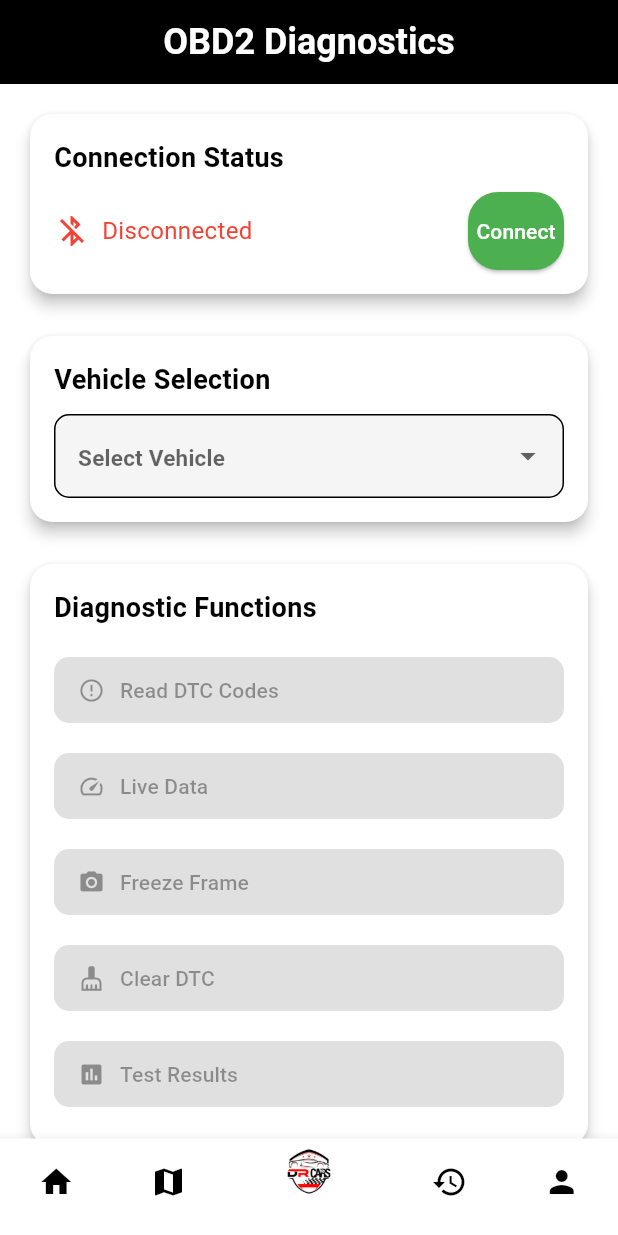
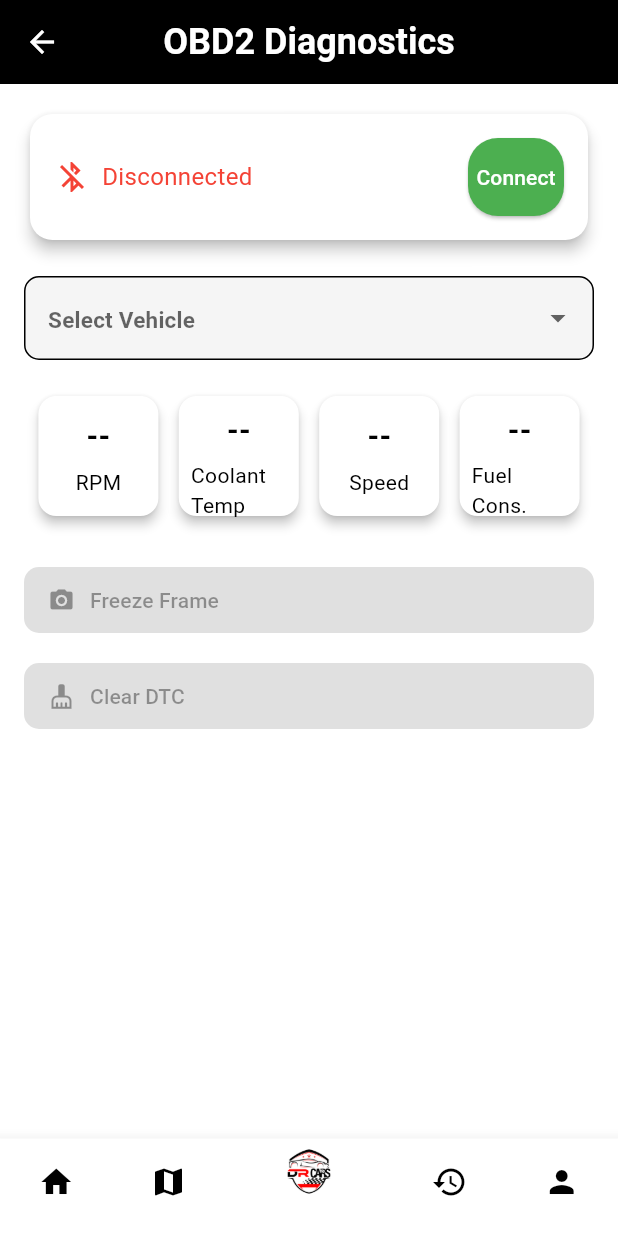
Before and after one commit to IsiraAdithyaWithana/Dr.-Cars, a Flutter app: the OBD2Page screen opened directly, on a phone screen of 412 x 824 dp. Run offline on Flutter 3.47's test engine with Material 3 defaults, Android fonts, the light colour scheme and no system bars; our stand-ins replace cloud_firestore, firebase_auth, firebase_core, flutter_map, google_sign_in, latlong2 and 3 more; missing offline and left inert: flutter_polyline_points, onesignal_flutter; accounts and stored records are empty.

Commit message:
finalized the  OBD-2 connection page.

```diff
--- a/lib/interface/OBD2.dart
+++ b/lib/interface/OBD2.dart
@@ -3,6 +3,9 @@ import 'package:dr_cars/interface/Service%20History.dart';
 import 'package:dr_cars/interface/dashboard.dart';
 import 'package:dr_cars/interface/profile.dart';
 import 'package:dr_cars/interface/mapscreen.dart';
+import 'dart:async';
+import 'package:dr_cars/service/OBD2.dart';
+// Create this file (provided next)
 
 class OBD2Page extends StatefulWidget {
   const OBD2Page({Key? key}) : super(key: key);
@@ -15,61 +18,92 @@ class _OBD2PageState extends State<OBD2Page> {
   int _selectedIndex = 2;
   bool _isConnected = false;
   String? _selectedVehicle;
+  double? _rpm;
+  double? _coolantTemp;
+  double? _speed;
+  double? _fuelConsumption;
+  late Timer _liveDataTimer;
+
   final List<String> _vehicles = [
     'Toyota Camry',
     'Honda Civic',
+    'Suzuki Estilo',
     'BMW X5',
     'Mercedes C-Class',
+    'Ford Mustang',
+    'Chevrolet Malibu',
+    'Hyundai Elantra',
+    'Kia Seltos',
+    'Volkswagen Passat',
+    'Audi A4',
+    'Nissan Altima',
+    'Mazda 3',
+    'Jeep Wrangler',
+    'Subaru Outback',
+    'Tesla Model 3',
   ];
 
-  // Mock method to simulate OBD-II Freeze Frame command (02)
-  Future<Map<String, String>> _getFreezeFrameData() async {
-    // Placeholder for actual OBD-II communication
-    Map<String, String> freezeFrameData = {
-      'RPM': '2500 RPM',
-      'Speed': '60 km/h',
-      'Coolant Temp': '90°C',
-      'Throttle Position': '20%',
-      'Fuel Pressure': '45 PSI',
-    };
-    return freezeFrameData;
+  @override
+  void dispose() {
+    if (_liveDataTimer.isActive) _liveDataTimer.cancel();
+    super.dispose();
   }
 
-  // Mock method to simulate OBD-II Clear DTC command (04)
-  Future<void> _clearDTC() async {
-    // Placeholder for actual OBD-II communication
-    // Send the OBD-II `04` command to clear DTC (Diagnostic Trouble Codes)
-    // In a real implementation, you would send the command here and handle the response
-    await Future.delayed(Duration(seconds: 2)); // Simulate a delay
+  Future<void> _connectToOBD2() async {
+    bool connected = await OBD2.connect();
+    setState(() {
+      _isConnected = connected;
+    });
+
+    if (connected) {
+      _startLiveDataPolling();
+    }
   }
 
-  // Show Freeze Frame data in a dialog
-  void _onFreezeFrameButtonPressed() async {
-    if (!_isConnected) {
-      return;
+  void _disconnectOBD2() {
+    OBD2.disconnect();
+    if (_liveDataTimer.isActive) _liveDataTimer.cancel();
+    setState(() {
+      _isConnected = false;
+      _rpm = null;
+      _coolantTemp = null;
+      _speed = null;
+      _fuelConsumption = null;
+    });
   }
 
-    Map<String, String> freezeFrameData = await _getFreezeFrameData();
+  void _startLiveDataPolling() {
+    _liveDataTimer = Timer.periodic(Duration(seconds: 1), (_) async {
+      setState(() {
+        _rpm = OBD2.getRPM();
+        _coolantTemp = OBD2.getCoolantTemp();
+        _speed = OBD2.getSpeed();
+        _fuelConsumption = OBD2.getFuelConsumption();
+      });
+    });
+  }
+
+  Future<void> _onFreezeFrameButtonPressed() async {
+    if (!_isConnected) return;
+
+    Map<String, String> freezeFrameData = await OBD2.getFreezeFrameData();
 
     showDialog(
       context: context,
       builder: (BuildContext context) {
         return AlertDialog(
           title: Text('Freeze Frame Data'),
-          content: SingleChildScrollView(
-            child: Column(
+          content: Column(
+            mainAxisSize: MainAxisSize.min,
             crossAxisAlignment: CrossAxisAlignment.start,
-              children: freezeFrameData.entries.map((entry) {
-                return Padding(
-                  padding: const EdgeInsets.symmetric(vertical: 4.0),
-                  child: Text('${entry.key}: ${entry.value}'),
-                );
-              }).toList(),
-            ),
+            children:
+                freezeFrameData.entries
+                    .map((e) => Text('${e.key}: ${e.value}'))
+                    .toList(),
           ),
           actions: [
             TextButton(
-              onPressed: () => Navigator.of(context).pop(),
+              onPressed: () => Navigator.pop(context),
               child: Text('Close'),
             ),
           ],
@@ -78,39 +112,30 @@ class _OBD2PageState extends State<OBD2Page> {
     );
   }
 
-  // Show confirmation dialog for clearing DTC
-  void _onClearDTCButtonPressed() async {
-    if (!_isConnected) {
-      return;
-    }
+  Future<void> _onClearDTCButtonPressed() async {
+    if (!_isConnected) return;
 
-    // Ask for user confirmation
-    bool? confirmClear = await showDialog<bool>(
+    bool? confirmed = await showDialog<bool>(
       context: context,
-      builder: (BuildContext context) {
-        return AlertDialog(
+      builder:
+          (_) => AlertDialog(
             title: Text('Clear DTC Codes'),
             content: Text('Do you want to clear all stored error codes?'),
             actions: [
               TextButton(
-              onPressed: () => Navigator.of(context).pop(false),
+                onPressed: () => Navigator.pop(context, false),
                 child: Text('Cancel'),
               ),
               TextButton(
-              onPressed: () => Navigator.of(context).pop(true),
+                onPressed: () => Navigator.pop(context, true),
                 child: Text('Yes'),
               ),
             ],
-        );
-      },
+          ),
     );
 
-    // If user confirms, clear the DTC codes
-    if (confirmClear == true) {
-      // Call method to clear the DTC codes (simulated)
-      await _clearDTC();
-
-      // Show a success message
+    if (confirmed == true) {
+      await OBD2.clearDTC();
       ScaffoldMessenger.of(context).showSnackBar(
         SnackBar(
           content: Text('DTC codes cleared successfully!'),
@@ -120,11 +145,82 @@ class _OBD2PageState extends State<OBD2Page> {
     }
   }
 
+  Widget _buildLiveDataWidgets() {
+    return Row(
+      mainAxisAlignment: MainAxisAlignment.spaceEvenly,
+      children: [
+        _liveDataCard('RPM', _rpm?.toStringAsFixed(0) ?? '--'),
+        _liveDataCard(
+          'Coolant Temp',
+          _coolantTemp != null ? '${_coolantTemp!.toStringAsFixed(1)}°C' : '--',
+        ),
+        _liveDataCard(
+          'Speed',
+          _speed != null ? '${_speed!.toStringAsFixed(0)} km/h' : '--',
+        ),
+        _liveDataCard(
+          'Fuel Cons.',
+          _fuelConsumption != null
+              ? '${_fuelConsumption!.toStringAsFixed(1)} L/100km'
+              : '--',
+        ),
+      ],
+    );
+  }
+
+  Widget _liveDataCard(String label, String value) {
+    return Card(
+      elevation: 3,
+      shape: RoundedRectangleBorder(borderRadius: BorderRadius.circular(12)),
+      child: Container(
+        width: 80,
+        height: 80,
+        padding: EdgeInsets.all(8),
+        child: Column(
+          mainAxisAlignment: MainAxisAlignment.center,
+          children: [
+            Text(
+              value,
+              style: TextStyle(fontSize: 20, fontWeight: FontWeight.bold),
+            ),
+            SizedBox(height: 6),
+            Text(label, style: TextStyle(fontSize: 14)),
+          ],
+        ),
+      ),
+    );
+  }
+
+  Widget _buildDiagnosticButton(String title, IconData icon) {
+    return Padding(
+      padding: const EdgeInsets.symmetric(vertical: 8.0),
+      child: ElevatedButton(
+        onPressed:
+            _isConnected
+                ? () {
+                  if (title == 'Freeze Frame') _onFreezeFrameButtonPressed();
+                  if (title == 'Clear DTC') _onClearDTCButtonPressed();
+                  // Add logic for other buttons later
+                }
+                : null,
+        style: ElevatedButton.styleFrom(
+          backgroundColor: Colors.black,
+          foregroundColor: Colors.white,
+          padding: EdgeInsets.symmetric(vertical: 12, horizontal: 16),
+          shape: RoundedRectangleBorder(
+            borderRadius: BorderRadius.circular(10),
+          ),
+        ),
+        child: Row(children: [Icon(icon), SizedBox(width: 10), Text(title)]),
+      ),
+    );
+  }
+
   @override
   Widget build(BuildContext context) {
     return Scaffold(
       appBar: AppBar(
-        title: const Text(
+        title: Text(
           'OBD2 Diagnostics',
           style: TextStyle(
             fontSize: 24,
@@ -135,16 +231,15 @@ class _OBD2PageState extends State<OBD2Page> {
         backgroundColor: Colors.black,
         elevation: 0,
         leading: IconButton(
-          icon: Icon(Icons.arrow_back, color: Colors.black),
+          icon: Icon(Icons.arrow_back, color: Colors.white),
           onPressed: () => Navigator.pop(context),
         ),
       ),
       body: SingleChildScrollView(
         padding: const EdgeInsets.all(16.0),
         child: Column(
-          crossAxisAlignment: CrossAxisAlignment.start,
           children: [
-            // Connection Status Card
+            // Bluetooth connection card
             Card(
               elevation: 4,
               shape: RoundedRectangleBorder(
@@ -152,18 +247,7 @@ class _OBD2PageState extends State<OBD2Page> {
               ),
               child: Padding(
                 padding: const EdgeInsets.all(16.0),
-                child: Column(
-                  crossAxisAlignment: CrossAxisAlignment.start,
-                  children: [
-                    Text(
-                      'Connection Status',
-                      style: TextStyle(
-                        fontSize: 18,
-                        fontWeight: FontWeight.bold,
-                      ),
-                    ),
-                    SizedBox(height: 10),
-                    Row(
+                child: Row(
                   mainAxisAlignment: MainAxisAlignment.spaceBetween,
                   children: [
                     Row(
@@ -185,11 +269,8 @@ class _OBD2PageState extends State<OBD2Page> {
                       ],
                     ),
                     ElevatedButton(
-                          onPressed: () {
-                            setState(() {
-                              _isConnected = !_isConnected;
-                            });
-                          },
+                      onPressed:
+                          _isConnected ? _disconnectOBD2 : _connectToOBD2,
                       style: ElevatedButton.styleFrom(
                         backgroundColor:
                             _isConnected ? Colors.red : Colors.green,
@@ -201,31 +282,11 @@ class _OBD2PageState extends State<OBD2Page> {
                     ),
                   ],
                 ),
-                  ],
-                ),
               ),
             ),
             SizedBox(height: 20),
 
-            // Vehicle Selection
-            Card(
-              elevation: 4,
-              shape: RoundedRectangleBorder(
-                borderRadius: BorderRadius.circular(15),
-              ),
-              child: Padding(
-                padding: const EdgeInsets.all(16.0),
-                child: Column(
-                  crossAxisAlignment: CrossAxisAlignment.start,
-                  children: [
-                    Text(
-                      'Vehicle Selection',
-                      style: TextStyle(
-                        fontSize: 18,
-                        fontWeight: FontWeight.bold,
-                      ),
-                    ),
-                    SizedBox(height: 10),
+            // Vehicle Dropdown
             DropdownButtonFormField<String>(
               value: _selectedVehicle,
               decoration: InputDecoration(
@@ -237,58 +298,20 @@ class _OBD2PageState extends State<OBD2Page> {
                 hintText: 'Select Vehicle',
               ),
               items:
-                          _vehicles.map((String vehicle) {
-                            return DropdownMenuItem<String>(
-                              value: vehicle,
-                              child: Text(vehicle),
-                            );
-                          }).toList(),
-                      onChanged: (String? newValue) {
-                        setState(() {
-                          _selectedVehicle = newValue;
-                        });
-                      },
-                    ),
-                  ],
-                ),
-              ),
+                  _vehicles
+                      .map((v) => DropdownMenuItem(value: v, child: Text(v)))
+                      .toList(),
+              onChanged: (value) => setState(() => _selectedVehicle = value),
             ),
             SizedBox(height: 20),
 
-            // Diagnostic Functions
-            Card(
-              elevation: 4,
-              shape: RoundedRectangleBorder(
-                borderRadius: BorderRadius.circular(15),
-              ),
-              child: Padding(
-                padding: const EdgeInsets.all(16.0),
-                child: Column(
-                  crossAxisAlignment: CrossAxisAlignment.start,
-                  children: [
-                    Text(
-                      'Diagnostic Functions',
-                      style: TextStyle(
-                        fontSize: 18,
-                        fontWeight: FontWeight.bold,
-                      ),
-                    ),
-                    SizedBox(height: 10),
-                    _buildDiagnosticButton(
-                      'Read DTC Codes',
-                      Icons.error_outline,
-                    ),
-                    _buildDiagnosticButton('Live Data', Icons.speed),
+            // Live Data
+            _buildLiveDataWidgets(),
+            SizedBox(height: 20),
+
+            // Diagnostic buttons
             _buildDiagnosticButton('Freeze Frame', Icons.camera_alt),
-                    _buildDiagnosticButton(
-                      'Clear DTC',
-                      Icons.cleaning_services,
-                    ),
-                    _buildDiagnosticButton('Test Results', Icons.assessment),
-                  ],
-                ),
-              ),
-            ),
+            _buildDiagnosticButton('Clear DTC', Icons.cleaning_services),
           ],
         ),
       ),
@@ -297,31 +320,27 @@ class _OBD2PageState extends State<OBD2Page> {
         unselectedItemColor: Colors.black,
         currentIndex: _selectedIndex,
         onTap: (index) {
-          setState(() {
-            _selectedIndex = index;
-          });
-
-          if (index == 0) {
+          setState(() => _selectedIndex = index);
+          if (index == 0)
             Navigator.pushReplacement(
               context,
-              MaterialPageRoute(builder: (context) => DashboardScreen()),
+              MaterialPageRoute(builder: (_) => DashboardScreen()),
             );
-          } else if (index == 1) {
+          else if (index == 1)
             Navigator.pushReplacement(
               context,
-              MaterialPageRoute(builder: (context) => MapScreen()),
+              MaterialPageRoute(builder: (_) => MapScreen()),
             );
-          } else if (index == 3) {
+          else if (index == 3)
             Navigator.push(
               context,
-              MaterialPageRoute(builder: (context) => ServiceHistorypage()),
+              MaterialPageRoute(builder: (_) => ServiceHistorypage()),
             );
-          } else if (index == 4) {
+          else if (index == 4)
             Navigator.push(
               context,
-              MaterialPageRoute(builder: (context) => ProfileScreen()),
+              MaterialPageRoute(builder: (_) => ProfileScreen()),
             );
-          }
         },
         items: [
           BottomNavigationBarItem(icon: Icon(Icons.home), label: ''),
@@ -336,33 +355,4 @@ class _OBD2PageState extends State<OBD2Page> {
       ),
     );
   }
-
-  // Diagnostic Button builder
-  Widget _buildDiagnosticButton(String title, IconData icon) {
-    return Padding(
-      padding: const EdgeInsets.symmetric(vertical: 8.0),
-      child: ElevatedButton(
-        onPressed: _isConnected
-            ? () {
-                if (title == 'Freeze Frame') {
-                  _onFreezeFrameButtonPressed();
-                } else if (title == 'Clear DTC') {
-                  _onClearDTCButtonPressed();
 }
-              }
-            : null,
-        style: ElevatedButton.styleFrom(
-          backgroundColor: Colors.black,
-          foregroundColor: Colors.white,
-          padding: EdgeInsets.symmetric(vertical: 12, horizontal: 16),
-          shape: RoundedRectangleBorder(
-            borderRadius: BorderRadius.circular(10),
-          ),
-        ),
-        child: Row(
-          children: [Icon(icon), SizedBox(width: 10), Text(title)],
-        ),
-      ),
-    );
-  }
-}
--- /dev/null
+++ b/lib/service/OBD2.dart
@@ -0,0 +1,34 @@
+class OBD2 {
+  static bool isConnected = false;
+
+  static Future<bool> connect() async {
+    await Future.delayed(Duration(seconds: 1)); // Simulate connection
+    isConnected = true;
+    return true;
+  }
+
+  static void disconnect() {
+    isConnected = false;
+  }
+
+  static double getRPM() =>
+      2500 + (100 * (DateTime.now().second % 10)).toDouble();
+  static double getCoolantTemp() => 85 + (DateTime.now().second % 5).toDouble();
+  static double getSpeed() => 60 + (DateTime.now().second % 15).toDouble();
+  static double getFuelConsumption() =>
+      6.5 + (DateTime.now().second % 3).toDouble();
+
+  static Future<Map<String, String>> getFreezeFrameData() async {
+    return {
+      'RPM': '2500 RPM',
+      'Speed': '60 km/h',
+      'Coolant Temp': '90°C',
+      'Throttle Position': '20%',
+      'Fuel Pressure': '45 PSI',
+    };
+  }
+
+  static Future<void> clearDTC() async {
+    await Future.delayed(Duration(seconds: 2));
+  }
+}
--- a/pubspec.yaml
+++ b/pubspec.yaml
@@ -40,6 +40,7 @@ dependencies:
   http: ^1.2.1
   location: ^5.0.3
   flutter_polyline_points: ^2.1.0
+  flutter_bluetooth_serial: ^0.4.0
 
   # The following adds the Cupertino Icons font to your application.
   # Use with the CupertinoIcons class for iOS style icons.
```
Lines whose indentation alone changed are shown as unchanged.
